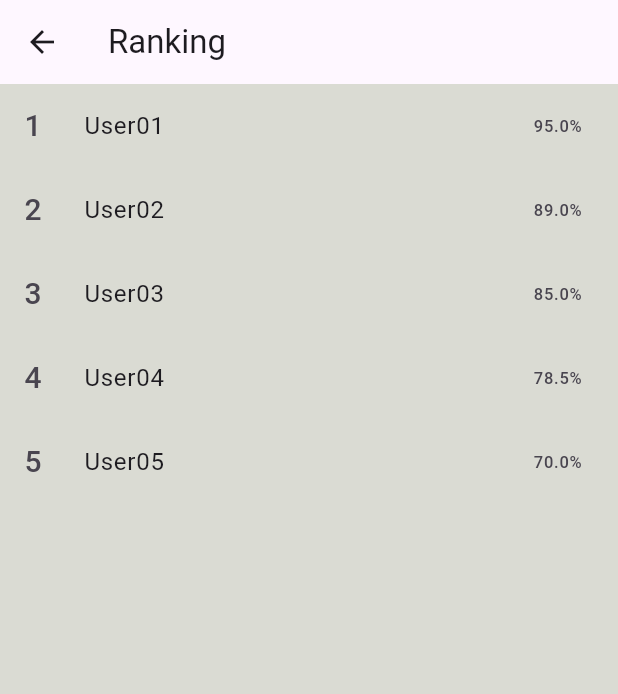
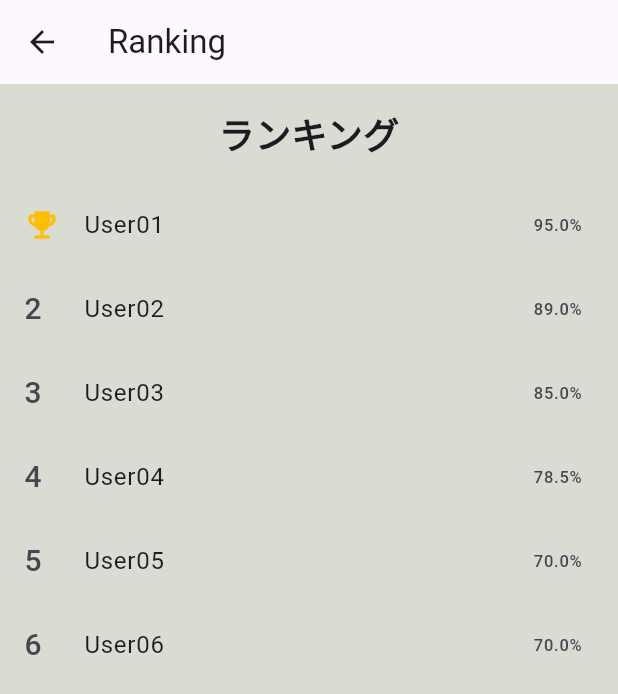
Before and after one commit to ths10828mizunowataru/flutter, a Flutter app: the RankPageScreens screen opened directly, on a phone screen of 412 x 824 dp. Shown: the top 694 px of the screen. Run offline on Flutter 3.47's test engine with Material 3 defaults, Android fonts, the phone set to English and light mode, and no system bars.

Commit message:
ランキング画面修正

```diff
--- a/lib/screen/Rank.dart
+++ b/lib/screen/Rank.dart
@@ -15,14 +15,13 @@ class MyApp extends StatelessWidget {
 class RankPageScreens extends StatelessWidget {
   RankPageScreens({Key? key}) : super(key: key);
 
-  // ダミーデータのランキングリスト
-  //データベースと繋げたらここに書く
   final List<Map<String, dynamic>> rankData = [
     {"username": "User01", "score": 95.0},
     {"username": "User02", "score": 89.0},
     {"username": "User03", "score": 85.0},
     {"username": "User04", "score": 78.5},
     {"username": "User05", "score": 70.0},
+    {"username": "User06", "score": 70.0},
   ];
 
   @override
@@ -33,17 +32,36 @@ class RankPageScreens extends StatelessWidget {
       appBar: AppBar(
         title: Text('Ranking'),
       ),
-      body: ListView.builder(
+      body: Column(
+        children: [
+          Padding(
+            padding: const EdgeInsets.all(16.0),
+            child: Text(
+              "ランキング",
+              style: TextStyle(
+                fontSize: 24,
+                fontWeight: FontWeight.bold,
+              ),
+            ),
+          ),
+          Expanded(
+            child: ListView.builder(
               itemCount: rankData.length,
               itemBuilder: (context, index) {
                 return ListTile(
-            leading: Text("${index + 1}", style: TextStyle(fontSize: 20)),
+                  leading: index == 0
+                      ? Icon(Icons.emoji_events,
+                          color: const Color.fromARGB(255, 255, 191, 0))
+                      : Text("${index + 1}", style: TextStyle(fontSize: 20)),
                   title: Text(rankData[index]["username"]),
                   trailing: Text("${rankData[index]["score"]}%"),
                 );
               },
             ),
-      backgroundColor: (const Color.fromARGB(255, 218, 219, 211)),
+          ),
+        ],
+      ),
+      backgroundColor: const Color.fromARGB(255, 218, 219, 211),
     );
   }
 }
```
Lines whose indentation alone changed are shown as unchanged.
